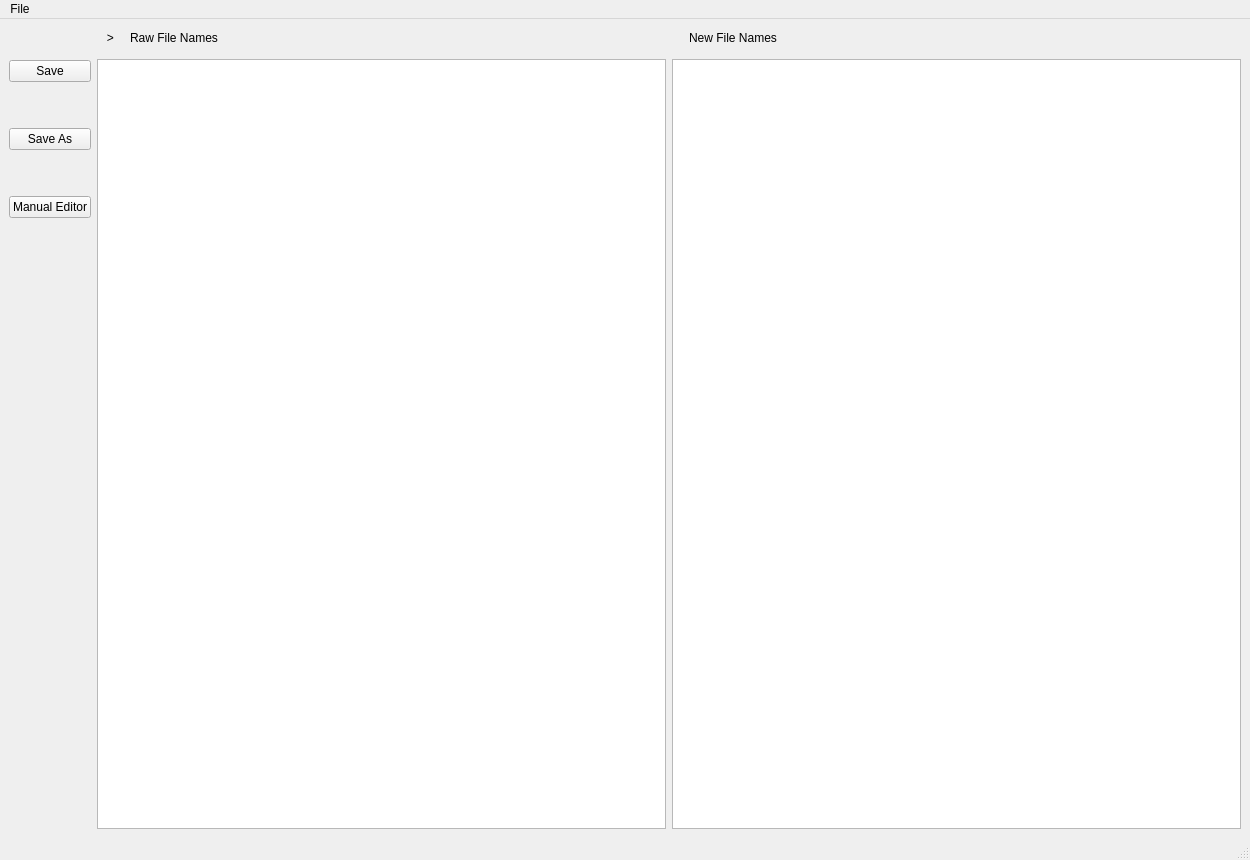
Before: the Qt Designer form mainwindow.ui in rdunne2020/MusicEditor, drawn with Qt 5.
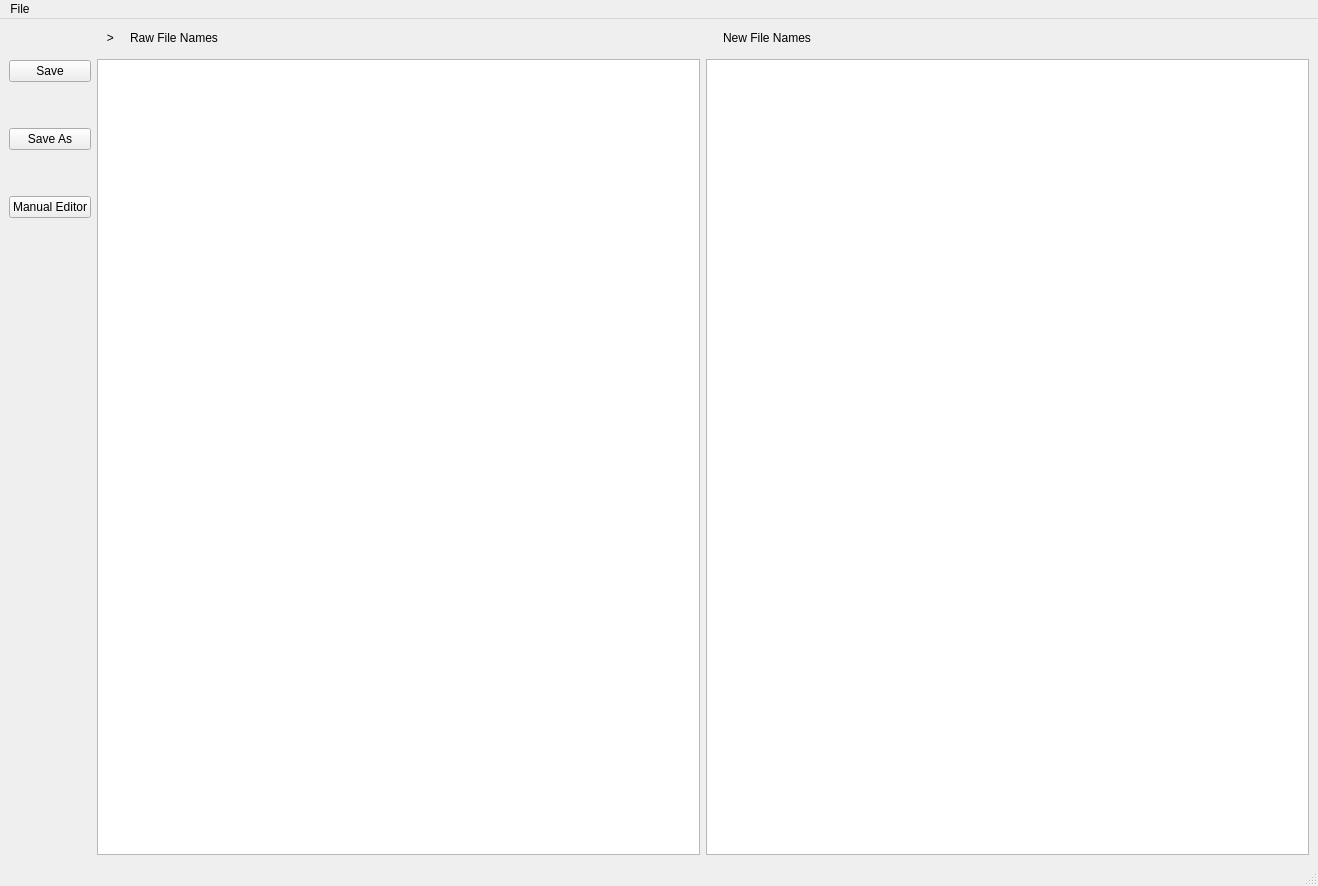
After: the same form once the commit is applied.

Commit message: Added ability to save files to the same directory. File naming still needs work.

The edit to the form file:
```diff
--- a/mainwindow.ui
+++ b/mainwindow.ui
@@ -6,8 +6,8 @@
    <rect>
     <x>0</x>
     <y>0</y>
-    <width>1250</width>
-    <height>860</height>
+    <width>1318</width>
+    <height>886</height>
    </rect>
   </property>
   <property name="windowTitle">
@@ -206,7 +206,7 @@
     <rect>
      <x>0</x>
      <y>0</y>
-     <width>1250</width>
+     <width>1318</width>
      <height>24</height>
     </rect>
    </property>
```
Left out of the diff: 6 changed lines with no effect on the pictures. The commit also changes 2 other files.
